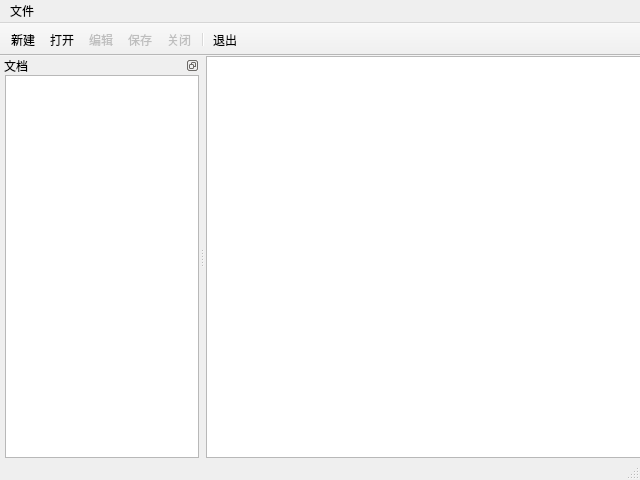
Above: mainwindow.ui from yileiren/YDocManager before the change. Below: the same form after it.
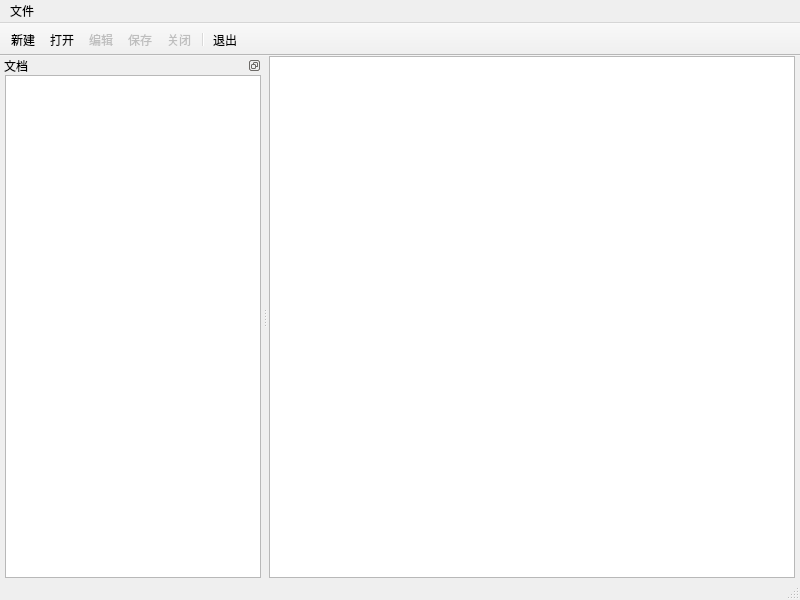
That is the form after the change. Icons and pictures are not drawn. Custom widgets are drawn as their Qt base class.

What changed in the file:
```diff
--- a/mainwindow.ui
+++ b/mainwindow.ui
@@ -6,8 +6,8 @@
    <rect>
     <x>0</x>
     <y>0</y>
-    <width>640</width>
-    <height>480</height>
+    <width>800</width>
+    <height>600</height>
    </rect>
   </property>
   <property name="minimumSize">
@@ -69,7 +69,7 @@
     <rect>
      <x>0</x>
      <y>0</y>
-     <width>640</width>
+     <width>800</width>
      <height>23</height>
     </rect>
    </property>
```
